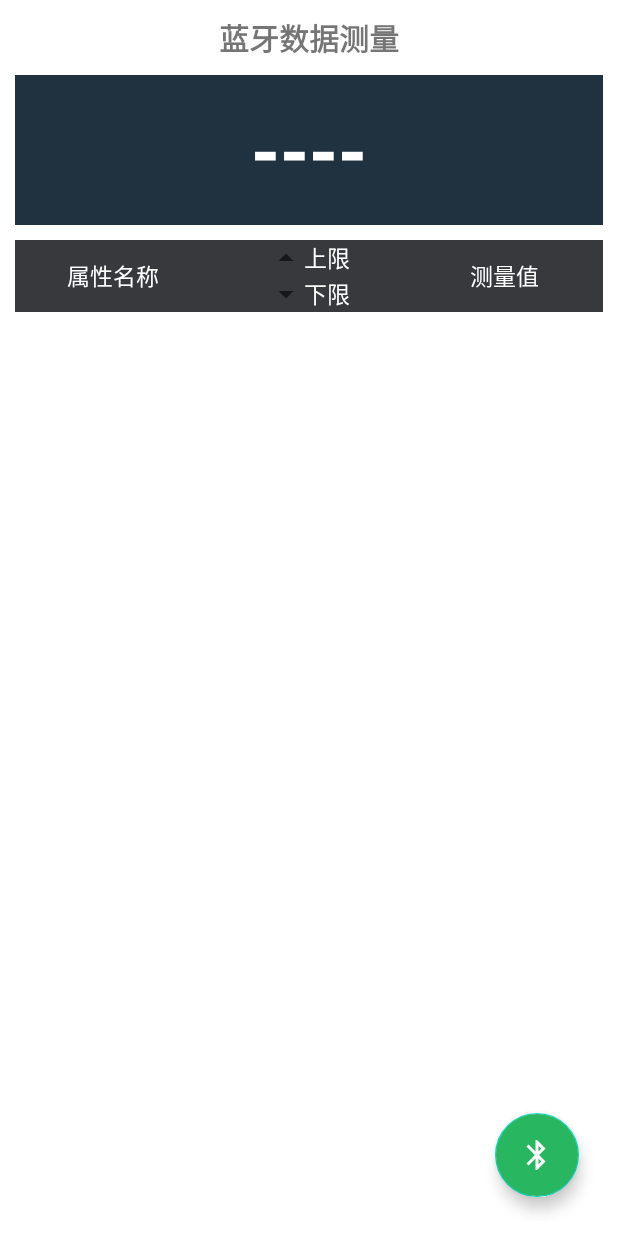
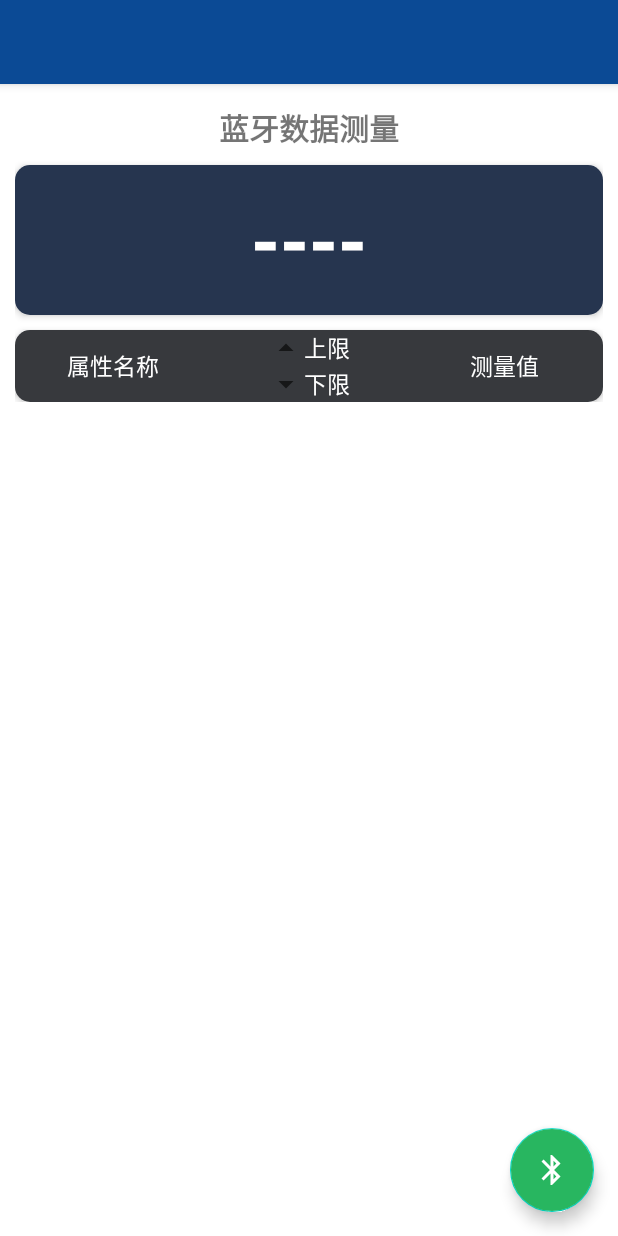
Before and after one commit to impptg/E_Measure, an Android app: the MeasureActivity screen opened directly, with no data from a screen before it, on a phone screen of 412 x 824 dp. Run offline under Robolectric (Android 15) with nearby library versions, the phone set to English and light mode, and no system bars.

Commit message:
调整MeasureUI

```diff
--- a/app/src/main/res/layout/activity_measure.xml
+++ b/app/src/main/res/layout/activity_measure.xml
@@ -5,12 +5,31 @@
     android:layout_width="match_parent"
     android:layout_height="match_parent"
     tools:context=".ui.measure.MeasureActivity"
-    android:orientation="vertical"
-    android:padding="@dimen/padding_dp">
+    android:orientation="vertical">
+
+    <com.google.android.material.appbar.AppBarLayout
+        android:id="@+id/appBarLayout"
+        android:layout_width="match_parent"
+        android:layout_height="wrap_content"
+        app:layout_constraintEnd_toEndOf="parent"
+        app:layout_constraintStart_toStartOf="parent"
+        app:layout_constraintTop_toTopOf="parent">
+
+        <androidx.appcompat.widget.Toolbar
+            android:id="@+id/tb_measure"
+            android:layout_width="match_parent"
+            android:layout_height="?attr/actionBarSize"
+            android:background="@color/blue_500"
+            android:theme="@style/ThemeOverlay.AppCompat.Dark.ActionBar"
+            app:popupTheme="@style/ThemeOverlay.AppCompat.Light" />
+    </com.google.android.material.appbar.AppBarLayout>
+
     <LinearLayout
         android:layout_width="match_parent"
         android:layout_height="wrap_content"
-        android:orientation="vertical">
+        android:orientation="vertical"
+        android:layout_marginTop="60dp"
+        android:padding="10dp">
         <TextView
             android:id="@+id/tv_measure_title"
             android:layout_width="match_parent"
@@ -19,34 +38,41 @@
             android:gravity="center"
             android:textSize="20dp"
             android:textStyle="bold"/>
-        <LinearLayout
-            android:orientation="horizontal"
-            android:gravity="center"
+        <androidx.cardview.widget.CardView
             android:layout_width="match_parent"
             android:layout_height="100dp"
-            android:background="@color/blue_700"
-            android:layout_marginTop="10dp"
-            android:layout_marginBottom="10dp">
+            android:layout_marginTop="@dimen/padding_dp"
+            android:layout_marginBottom="@dimen/padding_dp"
+            app:cardCornerRadius="10dp"
+            app:cardElevation="3dp">
+            <LinearLayout
+                android:layout_width="match_parent"
+                android:layout_height="match_parent"
+                android:background="@color/blue_600">
                 <TextView
                     android:id="@+id/tv_measure_value"
                     android:text="----"
                     android:textColor="@color/white"
                     android:layout_width="0dp"
-                android:layout_height="wrap_content"
+                    android:layout_height="match_parent"
                     android:layout_weight="1"
                     android:gravity="center"
                     android:textSize="50dp"
                     android:textStyle="bold" />
             </LinearLayout>
+        </androidx.cardview.widget.CardView>
 
         <!--        //-->
-        <LinearLayout xmlns:android="http://schemas.android.com/apk/res/android"
+        <androidx.cardview.widget.CardView
+            xmlns:android="http://schemas.android.com/apk/res/android"
             android:id="@+id/ll_item_measure"
             android:layout_width="match_parent"
             android:layout_height="wrap_content"
             android:orientation="vertical"
             android:clickable="true"
-            android:focusable="true">
+            android:focusable="true"
+            app:cardCornerRadius="10dp"
+            app:cardElevation="3dp">
             <LinearLayout
                 android:layout_width="match_parent"
                 android:layout_height="wrap_content"
@@ -130,7 +156,7 @@
                 android:layout_width="match_parent"
                 android:layout_height="5dp"
                 android:background="@color/transparent"/>
-        </LinearLayout>
+        </androidx.cardview.widget.CardView>
         <!--        -->
         <androidx.recyclerview.widget.RecyclerView
             android:id="@+id/rv_measure"
--- a/app/src/main/res/layout/item_measure.xml
+++ b/app/src/main/res/layout/item_measure.xml
@@ -8,11 +8,9 @@
     android:orientation="vertical"
     android:clickable="true"
     android:focusable="true"
-    android:backgroundTint="@color/gray_100"
-    android:layout_marginRight="@dimen/padding_dp"
-    android:layout_marginLeft="@dimen/padding_dp"
-    android:layout_marginTop="2dp"
-    android:layout_marginBottom="2dp"
+    android:backgroundTint="@color/lightgrey"
+    android:layout_marginTop="3dp"
+    android:layout_marginBottom="3dp"
     app:cardCornerRadius="10dp"
     app:cardElevation="3dp">
     <LinearLayout
@@ -21,7 +19,7 @@
         android:orientation="horizontal">
         <LinearLayout
             android:layout_width="0dp"
-            android:layout_height="match_parent"
+            android:layout_height="wrap_content"
             android:layout_weight="1"
             android:orientation="vertical"
             android:gravity="center">
@@ -29,6 +27,7 @@
                 android:id="@+id/tv_item_measure_attr"
                 android:layout_width="match_parent"
                 android:layout_height="wrap_content"
+                android:textSize="@dimen/font_size_s"
                 android:gravity="center"
                 android:text="顶铁" />
 
@@ -89,8 +88,4 @@
                 android:textStyle="bold"/>
         </LinearLayout>
     </LinearLayout>
-    <View
-        android:layout_width="match_parent"
-        android:layout_height="5dp"
-        android:background="@color/transparent"/>
 </androidx.cardview.widget.CardView>
--- a/app/src/main/res/values/colors.xml
+++ b/app/src/main/res/values/colors.xml
@@ -32,7 +32,7 @@
     <!--蓝色-->
     <color name="blue_300">#0D67D5</color>
     <color name="blue_500">#0B4A95</color>
-    <color name="deep_600">#26354F</color>
+    <color name="blue_600">#26354F</color>
     <color name="blue_700">#203240</color>
 
     <!--紫-->
```
Lines whose indentation alone changed are shown as unchanged.
